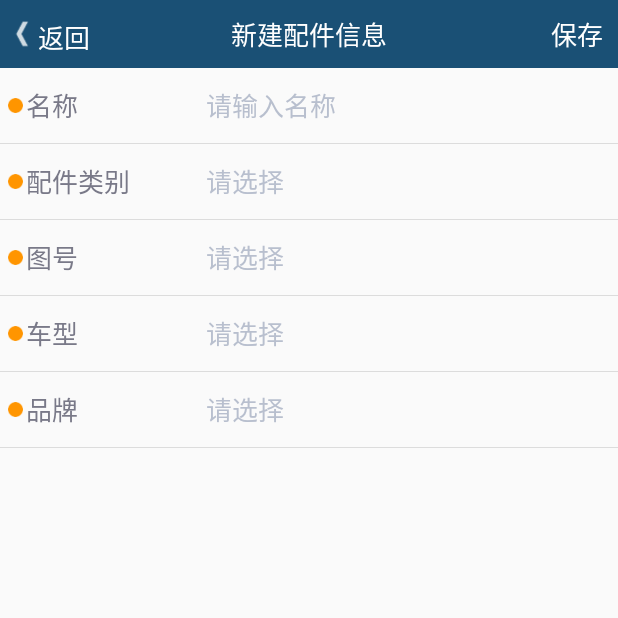
After one commit to LDedusoft/ldbmAndroid, an Android app: the NewFixInfoActivity screen opened directly, with no data from a screen before it, on a phone screen of 412 x 824 dp, the top half of it. The commit adds this screen. Run offline under Robolectric (Android 15) with nearby library versions, the phone set to English and light mode, and no system bars.

Commit message:
配件信息表单

```diff
--- a/app/src/main/assets/allMenuItem.txt
+++ b/app/src/main/assets/allMenuItem.txt
@@ -207,7 +207,7 @@
   "isGroup":false,
   "groupTitle":"",
   "titleIntentPath":"",
-  "createIntentPath":"activity.wholeCar.form.NewCarPurchaseActivity"
+  "createIntentPath":"activity.part.form.NewFixInfoActivity"
   },
 {"menuTitle":"配件库存",
 "menuDescribe":"",
@@ -216,7 +216,7 @@
 "value":"",
 "isGroup":false,
 "groupTitle":"",
-"titleIntentPath":"activity.wholeCar.form.NewCarPurchaseActivity",
+"titleIntentPath":"activity.selectActivity.FixingSelect",
 "createIntentPath":""
 },
 {"menuTitle":"采购计划",
--- a/app/src/main/java/com/ldedusoft/ldbm/model/FixingInfo.java
+++ b/app/src/main/java/com/ldedusoft/ldbm/model/FixingInfo.java
@@ -3,7 +3,7 @@ package com.ldedusoft.ldbm.model;
 import java.io.Serializable;
 
 /**
- * 配件信息
+ * 查询配件信息
  * Created by wangjianwei on 2016/7/9.
  * {ID：id；BianHao：编号；MingCheng：名称；TuHao：图号；CangKu：仓库；KuCun：库存数量；
  * KuCunJinE：库存金额；KuCunJunJia：库存均价；DanWei：单位}
--- a/app/src/main/java/com/ldedusoft/ldbm/util/InitParamUtil.java
+++ b/app/src/main/java/com/ldedusoft/ldbm/util/InitParamUtil.java
@@ -143,6 +143,11 @@ public class InitParamUtil {
         return menuItemList;
     }
 
+    /*新配件信息form*/
+    public  ArrayList<InputItem> initPT_NewFixings() {
+        String config = readConfig("saveFixInfo.txt");
+        return createInputItemList(config);
+    }
 
     /*维修预约form*/
     public  ArrayList<InputItem> initRP_ReceptionNew_YY() {
--- a/app/src/main/java/com/ldedusoft/ldbm/util/interfacekits/InterfaceResault.java
+++ b/app/src/main/java/com/ldedusoft/ldbm/util/interfacekits/InterfaceResault.java
@@ -81,6 +81,8 @@ public class InterfaceResault {
     public static String  PT_FixingsWarehouseListResult = "PT_FixingsWarehouseListResult";
     /*新建配件采购*/
     public static String  PT_NewPurchaseFixingsResult = "PT_NewPurchaseFixingsResult";
+    /*保存配件信息*/
+    public static String  PT_NewFixingsResult = "PT_NewFixingsResult";
 
 
     /**
--- /dev/null
+++ b/app/src/main/res/layout/ldbm_new_fix_info.xml
@@ -0,0 +1,36 @@
+<?xml version="1.0" encoding="utf-8"?>
+<LinearLayout xmlns:android="http://schemas.android.com/apk/res/android"
+    android:orientation="vertical"
+    android:layout_width="match_parent"
+    android:layout_height="match_parent"
+    >
+    <!--保存新配件信息-->
+    <RelativeLayout
+        android:layout_width="match_parent"
+        android:layout_height="match_parent"
+        android:orientation="vertical"
+        >
+        <LinearLayout
+            android:id="@+id/new_fixinfo_toolbar_layout"
+            android:layout_width="match_parent"
+            android:layout_height="wrap_content"
+            android:orientation="horizontal">
+            <com.ldedusoft.ldbm.component.customComp.FormToolBar
+                android:id="@+id/new_fixinfo_toolbar"
+                android:layout_width="match_parent"
+                android:layout_height="@dimen/top_bar_height">
+            </com.ldedusoft.ldbm.component.customComp.FormToolBar>
+
+        </LinearLayout>
+
+    <ListView
+        android:id="@+id/new_fixinfo_listview"
+        android:layout_width="match_parent"
+        android:layout_height="match_parent"
+        android:descendantFocusability="beforeDescendants"
+        android:transcriptMode="normal"
+        android:layout_below="@id/new_fixinfo_toolbar_layout"
+        ></ListView>
+
+    </RelativeLayout>
+</LinearLayout>
--- a/app/src/main/res/values/strings.xml
+++ b/app/src/main/res/values/strings.xml
@@ -42,6 +42,7 @@
     <string name="negotiate_company_title">公司洽谈单</string>
     <string name="save_car_purchase_title">整车销售单</string>
     <string name="save_fix_sale_title">配件销售单</string>
+    <string name="save_fix_info_title">新建配件信息</string>
     <string name="save_fix_purchase_title">配件采购单</string>
 
 
```
Also changed, not shown: app/src/main/AndroidManifest.xml (+8 -0 lines), app/src/main/assets/saveFixInfo.txt (added, +59 -0 lines), app/src/main/java/com/ldedusoft/ldbm/activity/part/form/NewFixInfoActivity.java (added, +220 -0 lines), app/src/main/java/com/ldedusoft/ldbm/model/Fixing.java (added, +56 -0 lines), app/src/main/java/com/ldedusoft/ldbm/util/interfacekits/InterfaceParam.java (+19 -1 lines).
